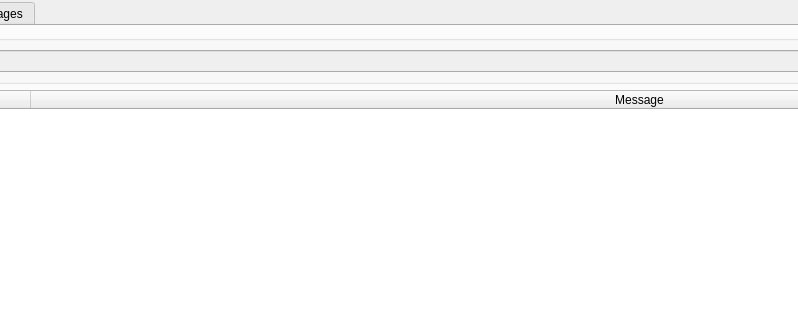
The window that PyQt5_DesignFile_MessageView.ui (malsomt/TDS_PyLogixTagInterpreter) describes before a commit, drawn with Qt 5; both pictures show x 101 to 899 and y 0 to 320 of the 1361 by 751 pixel window.
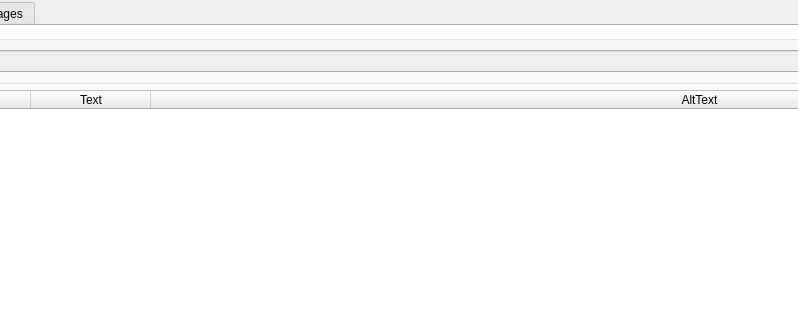
The same window after the commit. The open tabs and pages were chosen to show the change.

Commit message: Added AltText Data Column

Diff of the .ui file:
```diff
--- a/PyQt5_DesignFile_MessageView.ui
+++ b/PyQt5_DesignFile_MessageView.ui
@@ -108,6 +108,12 @@
       <property name="wordWrap">
        <bool>false</bool>
       </property>
+      <property name="columnCount">
+       <number>3</number>
+      </property>
+      <attribute name="horizontalHeaderCascadingSectionResizes">
+       <bool>false</bool>
+      </attribute>
       <attribute name="horizontalHeaderMinimumSectionSize">
        <number>50</number>
       </attribute>
@@ -127,7 +133,12 @@
       </column>
       <column>
        <property name="text">
-        <string>Message</string>
+        <string>Text</string>
+       </property>
+      </column>
+      <column>
+       <property name="text">
+        <string>AltText</string>
        </property>
       </column>
      </widget>
```
Left out of the diff: 13 changed lines with no effect on the pictures. The commit also changes 1 other file.
